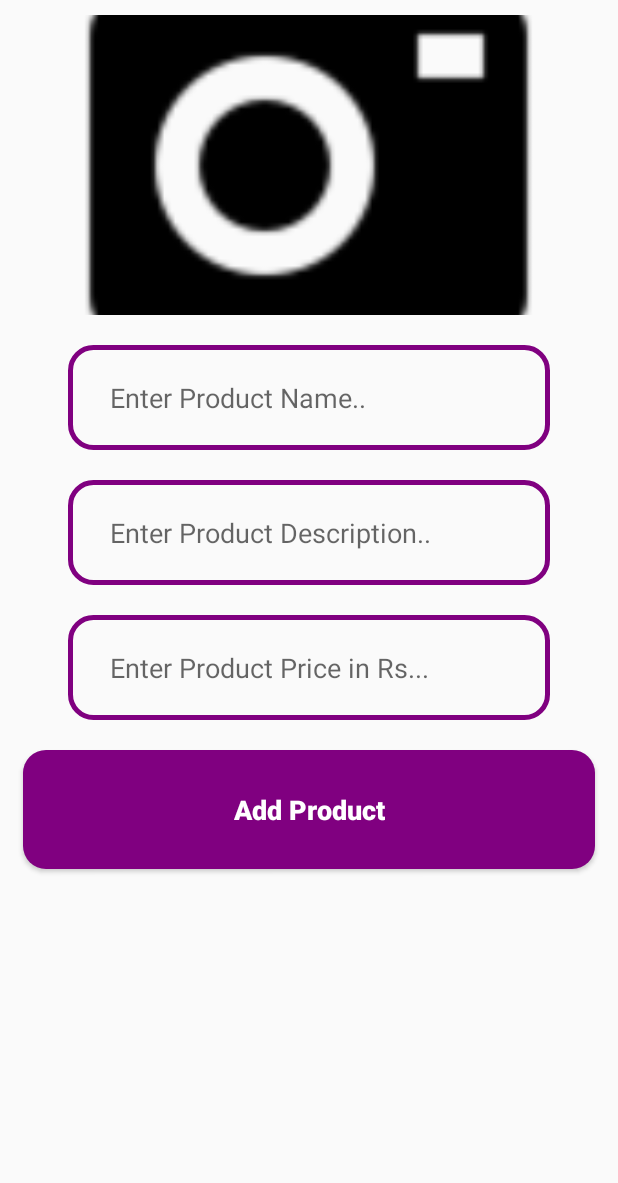
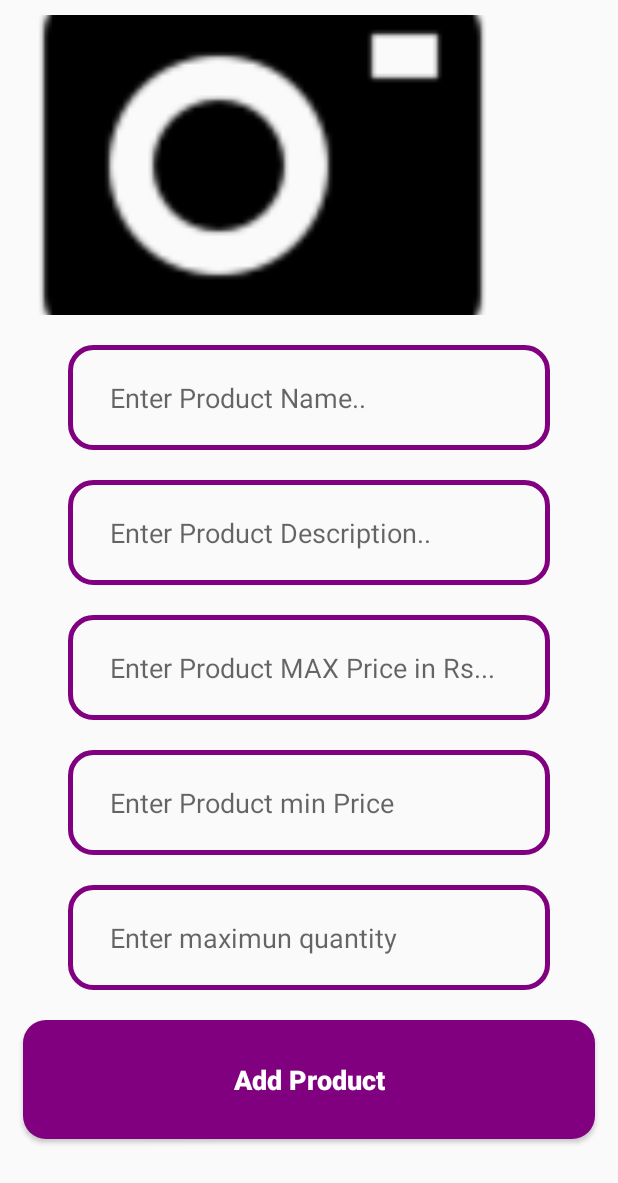
Before and after one commit to gn51beproject/BachatBazar, an Android app: the AdminActivity screen opened directly, with no data from a screen before it, on a phone screen of 412 x 824 dp. Shown: the top 1183 px of the screen. Run offline under Robolectric (Android 15) with nearby library versions, the phone set to English and light mode, and no system bars; our stand-ins replace Firebase (no records; nobody signed in at launch, a user with empty details on screens opened directly); 2 statements that could not run were skipped.

Commit message:
Initial Commit

```diff
--- a/app/build.gradle
+++ b/app/build.gradle
@@ -35,6 +35,10 @@ dependencies {
     implementation 'de.hdodenhof:circleimageview:3.0.0'
     implementation 'com.theartofdev.edmodo:android-image-cropper:2.7.+'
     implementation 'com.cepheuen.elegant-number-button:lib:1.0.2'
+    implementation 'ai.api:sdk:2.0.7@aar'
+    implementation 'ai.api:libai:1.6.12'
+    implementation 'com.google.code.gson:gson:2.3'
+    implementation 'commons-io:commons-io:2.4'
     testImplementation 'junit:junit:4.12'
     androidTestImplementation 'com.android.support.test:runner:1.0.2'
     androidTestImplementation 'com.android.support.test.espresso:espresso-core:3.0.2'
--- a/app/src/main/AndroidManifest.xml
+++ b/app/src/main/AndroidManifest.xml
@@ -2,6 +2,8 @@
 <manifest xmlns:android="http://schemas.android.com/apk/res/android"
     xmlns:dist="http://schemas.android.com/apk/distribution"
     package="com.example.ecommerce">
+    <uses-permission android:name="android.permission.INTERNET"/>
+    <uses-permission android:name="android.permission.RECORD_AUDIO"/>
     <uses-permission android:name="android.permission.SEND_SMS" />
     <uses-permission android:name="android.permission.READ_EXTERNAL_STORAGE" />
     <uses-permission android:name="android.permission.WRITE_EXTERNAL_STORAGE" />
--- a/app/src/main/java/com/example/ecommerce/AdminActivity.java
+++ b/app/src/main/java/com/example/ecommerce/AdminActivity.java
@@ -33,9 +33,9 @@ import java.util.HashMap;
 
 public class AdminActivity extends AppCompatActivity {
 
-    private String category,description,price,name,saveCurrentDate,saveCurrentTime,productRandomKey,downloadImageUrl;
+    private String category,description,price,name,minPrice,saveCurrentDate,saveCurrentTime,productRandomKey,downloadImageUrl;
     private ImageView img;
-    private EditText inputName,inputDescription,inputPrice,inputQuantity;
+    private EditText inputName,inputDescription,inputPrice,inputMinPrice,inputQuantity;
     private Button add;
     private static final int GalleryPick=1;
     private Uri uriImage;
@@ -50,6 +50,7 @@ public class AdminActivity extends AppCompatActivity {
         inputName=(EditText)findViewById(R.id.select_product_name);
         inputDescription=(EditText)findViewById(R.id.select_product_description);
         inputPrice=(EditText)findViewById(R.id.select_product_price);
+        inputMinPrice=(EditText)findViewById(R.id.select_product_min_price);
         inputQuantity=(EditText)findViewById(R.id.select_product_quantity);
         img=(ImageView)findViewById(R.id.select_product_image);
         add=(Button)findViewById(R.id.add);
@@ -88,6 +89,7 @@ public class AdminActivity extends AppCompatActivity {
         name=inputName.getText().toString();
         description=inputDescription.getText().toString();
         price=inputPrice.getText().toString();
+        minPrice=inputMinPrice.getText().toString();
         if(uriImage==null){
             Toast.makeText(getBaseContext(),"Image is Compulsary...",Toast.LENGTH_SHORT).show();
         }
@@ -101,11 +103,11 @@ public class AdminActivity extends AppCompatActivity {
             Toast.makeText(getBaseContext(),"Price is Compulsary...",Toast.LENGTH_SHORT).show();
         }
         else {
-            insertData(name,description,price);
+            insertData(name,description,price,minPrice);
         }
     }
 
-    private void insertData(String name, String description, String price) {
+    private void insertData(String name, String description, String price,String minPrice) {
         Calendar calendar=Calendar.getInstance();
 
         SimpleDateFormat currentDate=new SimpleDateFormat("MMM dd,yyyy");
@@ -170,6 +172,7 @@ public class AdminActivity extends AppCompatActivity {
         productMap.put("description",description);
         productMap.put("name",name);
         productMap.put("price",price);
+        productMap.put("minprice",minPrice);
         productMap.put("quantity",inputQuantity.getText().toString());
         productMap.put("category",category);
         productMap.put("image",downloadImageUrl);
--- a/app/src/main/res/drawable/input_design.xml
+++ b/app/src/main/res/drawable/input_design.xml
@@ -1,5 +1,6 @@
 <?xml version="1.0" encoding="utf-8"?>
 <shape xmlns:android="http://schemas.android.com/apk/res/android">
+
 
     <stroke
 
--- a/app/src/main/res/layout/activity_admin.xml
+++ b/app/src/main/res/layout/activity_admin.xml
@@ -6,6 +6,14 @@
     android:layout_height="match_parent"
     tools:context=".AdminActivity">
 
+    <ScrollView
+        android:layout_width="match_parent"
+        android:layout_height="wrap_content"
+        >
+        <LinearLayout
+            android:layout_width="match_parent"
+            android:layout_height="wrap_content"
+            android:orientation="vertical">
     <ImageView
         android:layout_width="350dp"
         android:layout_height="200dp"
@@ -42,11 +50,25 @@
         android:layout_marginLeft="45dp"
         android:layout_marginRight="45dp"
         android:layout_marginTop="20dp"
-        android:hint="      Enter Product Price in Rs..."
+        android:hint="      Enter Product MAX Price in Rs..."
         android:id="@+id/select_product_price"
         android:inputType="number"
         android:background="@drawable/input_design"
         android:layout_below="@+id/select_product_description"/>
+    <EditText
+        android:layout_width="match_parent"
+        android:layout_height="70dp"
+        android:layout_marginLeft="45dp"
+        android:layout_marginRight="45dp"
+        android:layout_marginTop="20dp"
+        android:hint="      Enter Product min Price"
+        android:id="@+id/select_product_min_price"
+        android:inputType="number"
+        android:background="@drawable/input_design"
+        android:layout_below="@+id/select_product_price"/>
+
+
+
 
     <EditText
         android:layout_width="match_parent"
@@ -58,13 +80,13 @@
         android:id="@+id/select_product_quantity"
         android:inputType="number"
         android:background="@drawable/input_design"
-        android:layout_below="@+id/select_product_price"/>
+        android:layout_below="@+id/select_product_min_price"/>
 
     <Button
         android:layout_width="match_parent"
         android:layout_height="wrap_content"
         android:id="@+id/add"
-        android:layout_below="@+id/select_product_price"
+        android:layout_below="@+id/select_product_min_price"
         android:layout_marginLeft="15dp"
         android:layout_marginTop="20dp"
         android:layout_marginRight="15dp"
@@ -80,4 +102,6 @@
 
 
 
+        </LinearLayout>
+    </ScrollView>
 </RelativeLayout>
--- a/build.gradle
+++ b/build.gradle
@@ -7,7 +7,7 @@ buildscript {
 
     }
     dependencies {
-        classpath 'com.android.tools.build:gradle:3.3.1'
+        classpath 'com.android.tools.build:gradle:3.3.2'
         classpath 'com.google.gms:google-services:4.0.0'
         // NOTE: Do not place your application dependencies here; they belong
         // in the individual module build.gradle files
```
Also changed, not shown: app/src/main/res/layout/activity_product_details.xml (+28 -5 lines).
